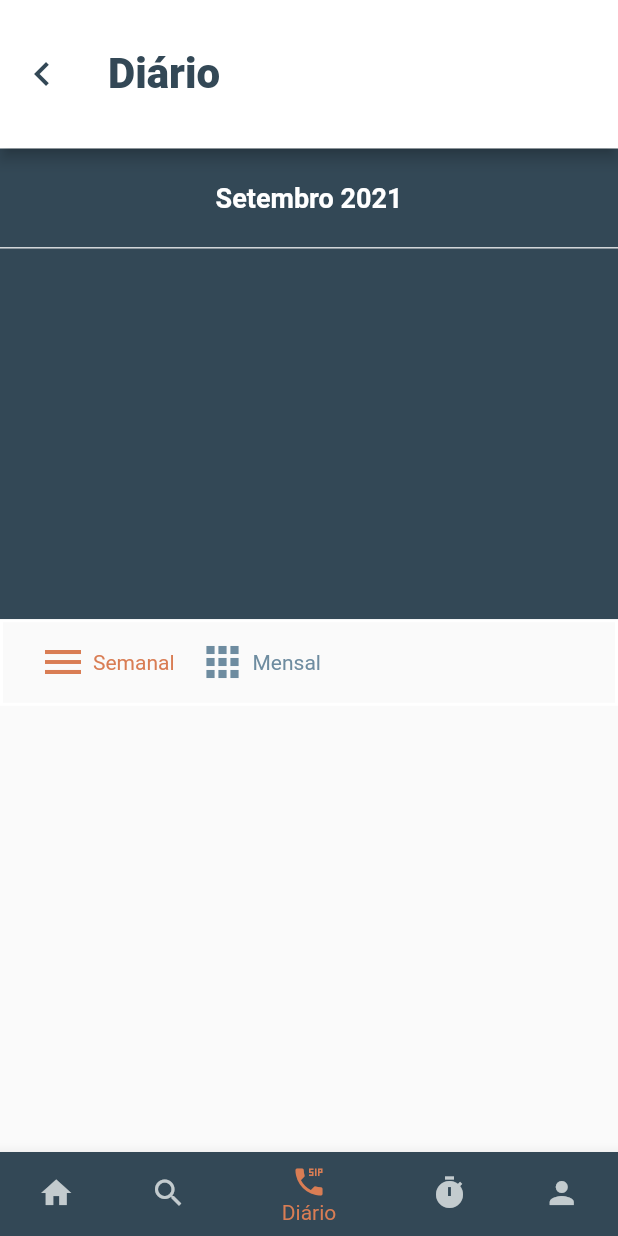
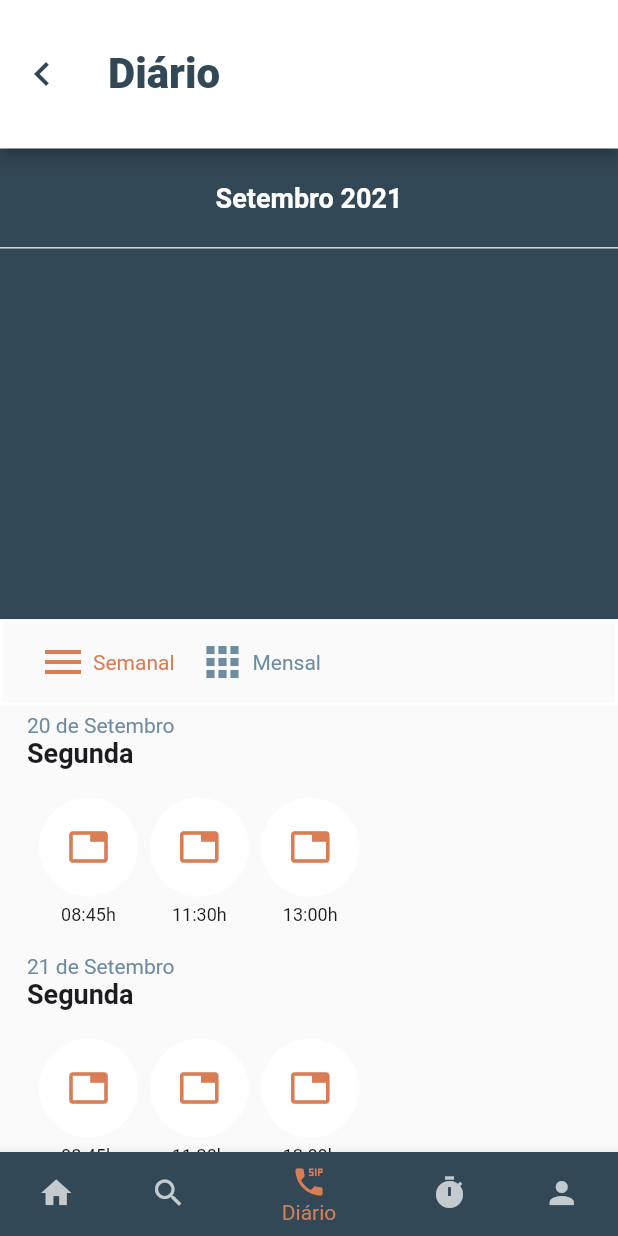
Before and after one commit to MatheusBispoDev/ALERT, a Flutter app: the screen it shows once a user with an empty profile is signed in, item 3 of the bottom bar chosen, on a phone screen of 412 x 824 dp. Run offline on Flutter 3.47's test engine with Material 2 defaults, Android fonts, the phone set to English and light mode, and no system bars; our stand-ins replace circular_countdown_timer, cloud_firestore, firebase_auth, firebase_core, fluttertoast, get and 2 more; accounts and stored records are empty; network calls fail; statements that could not run were skipped.

Commit message:
Adicionando coisas na tela de diário

```diff
--- a/alert_app/lib/models/medical_record.dart
+++ b/alert_app/lib/models/medical_record.dart
@@ -2,6 +2,7 @@ import 'dart:convert';
 
 class MedicalRecordModel {
   final String userId;
+  final int weight;
   final int height;
   final String genre;
   final int age;
@@ -11,6 +12,7 @@ class MedicalRecordModel {
 
   MedicalRecordModel({
     required this.userId,
+    required this.weight,
     required this.height,
     required this.genre,
     required this.age,
@@ -22,6 +24,7 @@ class MedicalRecordModel {
   Map<String, dynamic> toMap() {
     return {
       'userId': userId,
+      'weight': weight,
       'height': height,
       'genre': genre,
       'age': age,
@@ -34,6 +37,7 @@ class MedicalRecordModel {
   factory MedicalRecordModel.fromMap(Map<String, dynamic> map) {
     return MedicalRecordModel(
       userId: map['userId'] ?? '',
+      weight: map['weight'] ?? 0,
       height: map['height'] ?? 0,
       genre: map['genre'] ?? '',
       age: map['age'] ?? 0,
--- a/alert_app/lib/modules/diary/diary_page.dart
+++ b/alert_app/lib/modules/diary/diary_page.dart
@@ -1,20 +1,21 @@
 import 'package:alert_app/application/ui/widgets/appbar.dart';
+import 'package:alert_app/modules/diary/widgets/stretches_list.dart';
 import 'package:get/get.dart';
 import 'package:flutter/material.dart';
 import './diary_controller.dart';
+import 'widgets/label_diary.dart';
 
 class DiaryPage extends GetView<DiaryController> {
   const DiaryPage({Key? key}) : super(key: key);
 
   @override
   Widget build(BuildContext context) {
-    controller.labelMounthActived();
     return Scaffold(
       appBar: buildAppBar(title: 'Diário'),
       body: SizedBox(
         height: Get.size.height,
         width: Get.size.width,
-        child: ListView(
+        child: Column(
           children: [
             Container(
               height: Get.size.height * 0.08,
@@ -41,13 +42,13 @@ class DiaryPage extends GetView<DiaryController> {
                 ),
               ],
             ),
-            Container(
+            Obx(() {
+              return Container(
                 height: Get.size.height * 0.07,
                 decoration: BoxDecoration(
                   border: Border.all(color: Colors.white, width: 2.0),
                 ),
-              child: Obx(() {
-                return Row(
+                child: Row(
                   mainAxisAlignment: MainAxisAlignment.start,
                   children: [
                     Padding(
@@ -56,7 +57,7 @@ class DiaryPage extends GetView<DiaryController> {
                         title: 'Semanal',
                         icon: Icons.menu,
                         active: controller.labelWeekActived.value,
-                        onPress: () => controller.labelWeekActived(),
+                        onPress: () => controller.weekActived(),
                       ),
                     ),
                     Padding(
@@ -65,12 +66,33 @@ class DiaryPage extends GetView<DiaryController> {
                         title: 'Mensal',
                         icon: Icons.apps_rounded,
                         active: controller.labelMounthActived.value,
-                        onPress: () => controller.labelMounthActived(),
+                        onPress: () => controller.monthActived(),
                       ),
                     ),
                   ],
+                ),
               );
             }),
+            SizedBox(
+              height: 5,
+            ),
+            Expanded(
+              child: ListView(
+                children: [
+                  StretchesList(
+                    day: 'Segunda',
+                    mounth: '20 de Setembro',
+                  ),
+                  StretchesList(
+                    day: 'Segunda',
+                    mounth: '21 de Setembro',
+                  ),
+                  StretchesList(
+                    day: 'Segunda',
+                    mounth: '20 de Setembro',
+                  ),
+                ],
+              ),
             ),
           ],
         ),
@@ -78,46 +100,3 @@ class DiaryPage extends GetView<DiaryController> {
     );
   }
 }
-
-class LabelDiary extends StatelessWidget {
-  const LabelDiary(
-      {Key? key,
-      required this.onPress,
-      required this.active,
-      required this.title,
-      required this.icon})
-      : super(key: key);
-
-  final Function() onPress;
-  final bool active;
-  final String title;
-  final IconData icon;
-
-  @override
-  Widget build(BuildContext context) {
-    return InkWell(
-      onTap: onPress,
-      child: Row(
-        mainAxisAlignment: MainAxisAlignment.start,
-        crossAxisAlignment: CrossAxisAlignment.center,
-        children: [
-          Icon(
-            icon,
-            color: active ? Color(0xFFD97D54) : Color(0xFF6E8CA0),
-            size: 32,
-          ),
-          Padding(
-            padding: const EdgeInsets.only(left: 4.0),
-            child: Text(
-              title,
-              style: TextStyle(
-                color: active ? Color(0xFFD97D54) : Color(0xFF6E8CA0),
-                fontSize: 14,
-              ),
-            ),
-          ),
-        ],
-      ),
-    );
-  }
-}
--- /dev/null
+++ b/alert_app/lib/modules/diary/widgets/label_diary.dart
@@ -0,0 +1,44 @@
+import 'package:flutter/material.dart';
+
+class LabelDiary extends StatelessWidget {
+  const LabelDiary(
+      {Key? key,
+      required this.onPress,
+      required this.active,
+      required this.title,
+      required this.icon})
+      : super(key: key);
+
+  final Function() onPress;
+  final bool active;
+  final String title;
+  final IconData icon;
+
+  @override
+  Widget build(BuildContext context) {
+    return InkWell(
+      onTap: onPress,
+      child: Row(
+        mainAxisAlignment: MainAxisAlignment.start,
+        crossAxisAlignment: CrossAxisAlignment.center,
+        children: [
+          Icon(
+            icon,
+            color: active ? Color(0xFFD97D54) : Color(0xFF6E8CA0),
+            size: 32,
+          ),
+          Padding(
+            padding: const EdgeInsets.only(left: 4.0),
+            child: Text(
+              title,
+              style: TextStyle(
+                color: active ? Color(0xFFD97D54) : Color(0xFF6E8CA0),
+                fontSize: 14,
+              ),
+            ),
+          ),
+        ],
+      ),
+    );
+  }
+}
--- /dev/null
+++ b/alert_app/lib/modules/diary/widgets/stretches_list.dart
@@ -0,0 +1,110 @@
+import 'package:alert_app/application/ui/theme_extensions.dart';
+import 'package:flutter/material.dart';
+import 'package:get/get.dart';
+
+class StretchesList extends StatelessWidget {
+  const StretchesList(
+      {Key? key,
+      required this.day,
+      required this.mounth,})
+      : super(key: key);
+
+  final String day;
+  final String mounth;
+
+  @override
+  Widget build(BuildContext context) {
+    return Padding(
+      padding: const EdgeInsets.only(left: 18.0),
+      child: SingleChildScrollView(
+        scrollDirection: Axis.vertical,
+        child: Column(
+          mainAxisAlignment: MainAxisAlignment.start,
+          crossAxisAlignment: CrossAxisAlignment.start,
+          children: [
+            Text(
+              mounth,
+              style: TextStyle(
+                color: Color(0xFF6E8CA0),
+              ),
+            ),
+            Text(
+              day,
+              style: TextStyle(
+                color: Color(0xFF1B1C20),
+                fontSize: 18,
+                fontWeight: FontWeight.w700,
+              ),
+            ),
+            SizedBox(
+              width: Get.size.width,
+              height: Get.size.height * 0.15,
+              child: Row(
+                mainAxisAlignment: MainAxisAlignment.start,
+                crossAxisAlignment: CrossAxisAlignment.start,
+                children: [
+                  StretchesCard(icon: Icons.tab, time: '08:45h',),
+                  StretchesCard(icon: Icons.tab, time: '11:30h',),
+                  StretchesCard(icon: Icons.tab, time: '13:00h',),
+                ],
+              ),
+            ),
+          ],
+        ),
+      ),
+    );
+  }
+}
+
+class StretchesCard extends StatelessWidget {
+  const StretchesCard({
+    Key? key,
+    required this.time,
+    required this.icon,
+  }) : super(key: key);
+
+  final String time;
+  final IconData icon;
+
+  @override
+  Widget build(BuildContext context) {
+    return Padding(
+      padding: const EdgeInsets.only(left: 8.0),
+      child: GestureDetector(
+        onTap: () {},
+        child: Column(
+          mainAxisAlignment: MainAxisAlignment.center,
+          crossAxisAlignment: CrossAxisAlignment.center,
+          children: [
+            Container(
+              height: Get.size.height * 0.08,
+              width: Get.size.width * 0.16,
+              decoration: BoxDecoration(
+                color: Colors.white,
+                borderRadius: BorderRadius.circular(50),
+              ),
+              child: Center(
+                child: Icon(
+                  icon,
+                  size: 28,
+                  color: context.colorOrange,
+                ),
+              ),
+            ),
+            SizedBox(
+              height: 5,
+            ),
+            Text(
+              time,
+              style: TextStyle(
+                color: Color(0xFF1B1C20),
+                fontSize: 12,
+                fontWeight: FontWeight.w400,
+              ),
+            ),
+          ],
+        ),
+      ),
+    );
+  }
+}
--- a/alert_app/lib/modules/lers/lers_controller.dart
+++ b/alert_app/lib/modules/lers/lers_controller.dart
@@ -30,6 +30,7 @@ class LersController extends GetxController with LoaderMixin, MessagesMixin {
     super.onReady();
     _loading(true);
     await _getCategorys();
+    categorySelected.value = categorys[0];
     await _getLers();
     _loading(false);
   }
--- a/alert_app/lib/modules/medical_record/widgets/medical_record_item.dart
+++ b/alert_app/lib/modules/medical_record/widgets/medical_record_item.dart
@@ -7,11 +7,13 @@ class MedicalRecordItem extends StatelessWidget {
     required this.titleItem,
     required this.labelTaxt,
     this.keybordType = TextInputType.text,
+    required this.controller,
   }) : super(key: key);
 
   final String titleItem;
   final String labelTaxt;
   final TextInputType? keybordType;
+  final TextEditingController controller;
 
   @override
   Widget build(BuildContext context) {
@@ -30,6 +32,7 @@ class MedicalRecordItem extends StatelessWidget {
           Container(
             width: Get.width * 0.4,
             child: TextField(
+              controller: controller,
               keyboardType: keybordType,
               decoration: InputDecoration(
                 border: OutlineInputBorder(
--- a/alert_app/lib/modules/profile/profile_page.dart
+++ b/alert_app/lib/modules/profile/profile_page.dart
@@ -25,8 +25,9 @@ class ProfilePage extends GetView<ProfileController> {
               ProfileHeader(),
               SizedBox(height: Get.height * 0.02),
               ProfileContent(),
+              SizedBox(height: Get.height * 0.02),
               ProfileButton(
-                titleButton: 'Ficha Técnica',
+                titleButton: 'Ficha Medica',
                 onPress: () => Get.toNamed('/profile/medical'),
               ),
               SizedBox(height: Get.height * 0.02),
--- a/alert_app/lib/modules/profile/widgets/profile_content.dart
+++ b/alert_app/lib/modules/profile/widgets/profile_content.dart
@@ -13,8 +13,7 @@ class ProfileContent extends StatelessWidget {
         height: Get.height * 0.45,
         width: Get.width * 0.9,
         decoration: BoxDecoration(borderRadius: BorderRadius.circular(25)),
-        child: Column(
-          mainAxisAlignment: MainAxisAlignment.center,
+        child: ListView(
           children: [
             ProfileContentCardText(textCard: 'Preferências'),
             ProfileContentCardSwitch(textCard: 'Indicar Alongamentos'),
--- a/alert_app/lib/modules/timer/timer_page.dart
+++ b/alert_app/lib/modules/timer/timer_page.dart
@@ -29,7 +29,7 @@ class TimerPage extends StatelessWidget {
         Positioned(
           bottom: Get.height * 0.25,
           child: CircularCountDownTimer(
-            duration: 10,
+            duration: 100,
             initialDuration: 5,
             isReverse: true,
             controller: CountDownController(),
--- a/alert_app/pubspec.yaml
+++ b/alert_app/pubspec.yaml
@@ -22,6 +22,7 @@ dependencies:
   fluttertoast: ^8.0.8
   circular_countdown_timer: ^0.2.0
   image_picker: ^0.8.4+2
+  syncfusion_flutter_datepicker: ^19.3.57
 
   cupertino_icons: ^1.0.2
 
```
Also changed, not shown: alert_app/lib/modules/diary/diary_bindings.dart (+4 -4 lines), alert_app/lib/modules/diary/diary_controller.dart (+4 -4 lines), alert_app/lib/modules/medical_record/medical_record_controller.dart (+83 -7 lines), alert_app/lib/modules/medical_record/medical_record_page.dart (+8 -1 lines), alert_app/pubspec.lock. Lines whose indentation alone changed are shown as unchanged.
